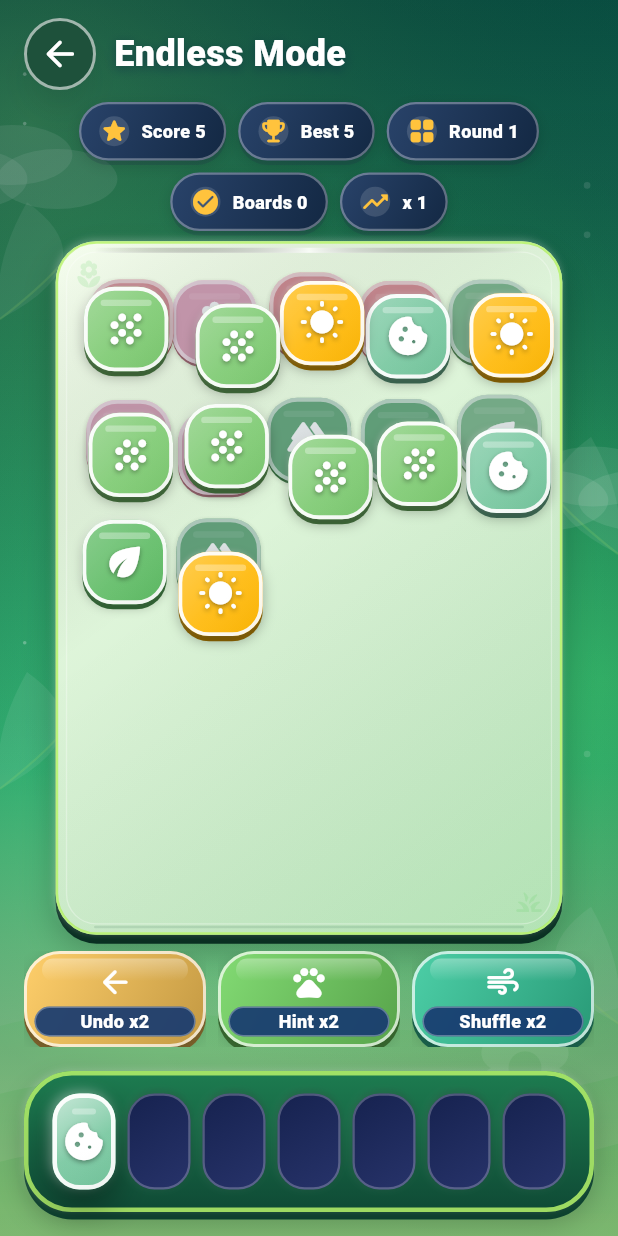
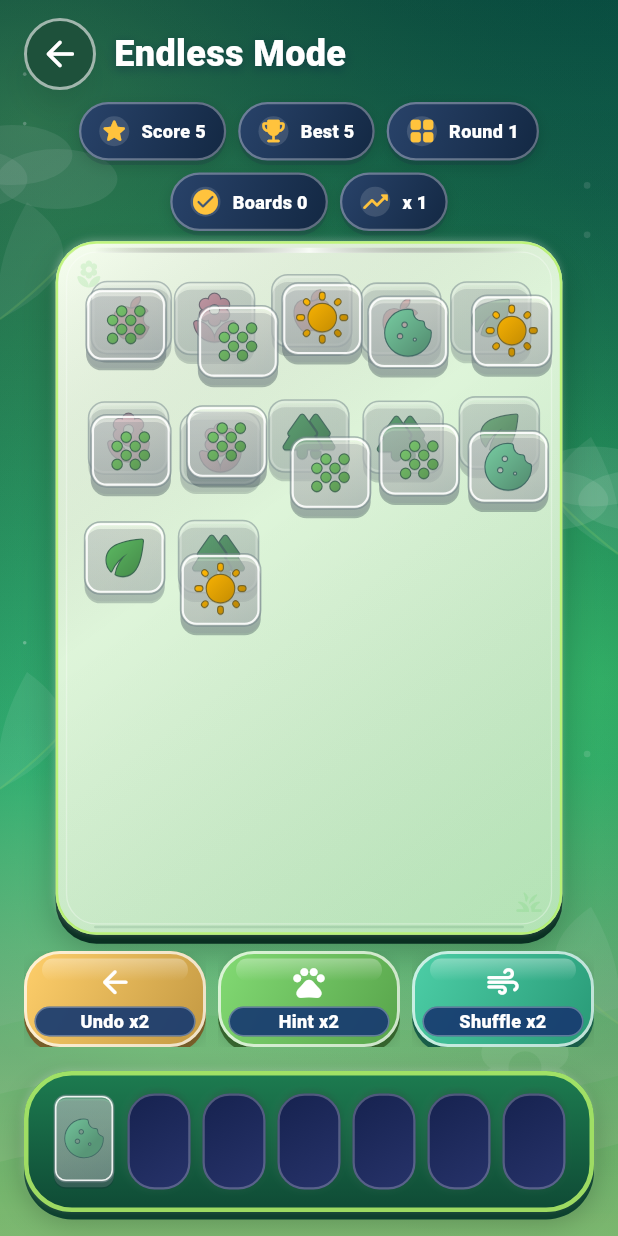
Before and after one commit to RagarRW-c/game, a Flutter app: the EndlessScreen screen opened by its route, after a tap on the "cookie" icon, on a phone screen of 412 x 824 dp. Run offline on Flutter 3.47's test engine with Material 3 defaults, Android fonts, the phone set to English and light mode, and no system bars; our stand-ins replace audioplayers, shared_preferences; accounts and stored records are empty.

Commit message:
Polish tile movement and redesign tile artwork

```diff
--- a/lib/presentation/widgets/game_tile.dart
+++ b/lib/presentation/widgets/game_tile.dart
@@ -3,6 +3,7 @@ import 'package:flutter/material.dart';
 import '../../core/tile_catalog.dart';
 import '../../domain/tile.dart';
 import '../theme/game_theme.dart';
+import 'tile_face.dart';
 
 class GameTileWidget extends StatefulWidget {
   const GameTileWidget({
@@ -62,19 +63,18 @@ class _GameTileWidgetState extends State<GameTileWidget> {
     final trayAppearance = widget.trayTile && !widget.preserveBoardAppearance;
     final blend = widget.trayAppearanceBlend?.clamp(0.0, 1.0) ??
         (trayAppearance ? 1.0 : 0.0);
-    double mix(double board, double tray) => board + (tray - board) * blend;
     final art = widget.catalog[widget.tile.type] ??
         const TileArt(Icons.help_rounded, GameColors.tileFallback);
-    final topLift =
-        widget.blocked ? 0.0 : widget.depth.clamp(0.0, 1.0).toDouble();
-    final shadowOpacity =
-        mix(widget.blocked ? .18 : .24 + topLift * .06, .22 + topLift * .18);
-    final blur = mix(widget.blocked ? 3 : 6 + topLift * 2, 10 + topLift * 9);
-    final yOffset = mix(widget.blocked ? 2 : 3 + topLift, 6 + topLift * 4);
-    final radius = BorderRadius.lerp(
-        GameRadius.largeRadius, GameRadius.mediumRadius, blend)!;
 
-    return GestureDetector(
+    return Semantics(
+      container: true,
+      label: art.label ?? widget.tile.type,
+      button: !widget.trayTile && widget.onTap != null,
+      enabled: widget.enabled && !widget.blocked,
+      hint: widget.blocked ? 'Covered tile' : null,
+      onTap: widget.enabled && !widget.blocked ? widget.onTap : null,
+      child: GestureDetector(
+        excludeFromSemantics: true,
         onTap: widget.enabled ? widget.onTap : null,
         onTapDown: (_) => _setPressed(true),
         onTapCancel: () => _setPressed(false),
@@ -96,113 +96,19 @@ class _GameTileWidgetState extends State<GameTileWidget> {
             ),
             duration: MediaQuery.disableAnimationsOf(context)
                 ? Duration.zero
-              : GameDurations.quick,
-          curve: Curves.easeOutBack,
+                : Duration(milliseconds: _pressed ? 70 : 110),
+            curve: Curves.easeOutCubic,
             builder: (context, scale, child) {
               return Transform.scale(
                   scale: scale, transformHitTests: false, child: child);
             },
-          child: Container(
-            foregroundDecoration: BoxDecoration(
-              color: widget.blocked
-                  ? GameColors.tileBlockedOverlay.withValues(alpha: 0.20)
-                  : null,
-              borderRadius: radius,
-              gradient: widget.blocked
-                  ? null
-                  : LinearGradient(
-                      begin: Alignment.topLeft,
-                      end: Alignment.bottomRight,
-                      colors: [
-                        Colors.white.withValues(
-                          alpha: mix((_pressed ? .30 : .12) + topLift * .04,
-                              .42 + topLift * .10),
-                        ),
-                        Colors.white.withValues(alpha: 0.02),
-                        Colors.black.withValues(alpha: 0.04),
-                      ],
-                      stops: const [0, 0.55, 1],
-                    ),
-            ),
-            decoration: BoxDecoration(
-              gradient: LinearGradient(
-                begin: Alignment.topLeft,
-                end: Alignment.bottomRight,
-                colors: [
-                  Color.lerp(
-                      art.color,
-                      widget.blocked ? GameColors.tileBlocked : Colors.white,
-                      widget.blocked ? 0.32 : 0.18)!,
-                  Color.lerp(
-                      art.color,
-                      widget.blocked ? GameColors.tileBlocked : art.color,
-                      widget.blocked ? 0.32 : 0)!,
-                ],
-              ),
-              borderRadius: radius,
-              border: Border.all(
-                color: widget.highlighted
-                    ? GameColors.tileHighlight
-                    : Colors.white
-                        .withValues(alpha: widget.blocked ? 0.60 : 0.94),
-                width: widget.highlighted ? 4 : 3,
-              ),
-              boxShadow: [
-                if (blend < 1)
-                  BoxShadow(
-                    color: Color.lerp(art.color, Colors.black, 0.42)!
-                        .withValues(alpha: 1 - blend),
-                    blurRadius: 0,
-                    offset: Offset(0, widget.blocked ? 2 : 4),
-                  ),
-                BoxShadow(
-                  color: widget.highlighted
-                      ? GameColors.tileHighlightGlow.withValues(alpha: 0.82)
-                      : Colors.black.withValues(alpha: shadowOpacity),
-                  blurRadius: widget.highlighted ? 26 : blur,
-                  spreadRadius: widget.highlighted ? 1.5 : 0,
-                  offset: Offset(0, yOffset),
-                ),
-                if (!widget.blocked)
-                  BoxShadow(
-                    color: Colors.white.withValues(alpha: mix(.18, .34)),
-                    blurRadius: mix(2, 6),
-                    offset: Offset(mix(-1, -2), mix(-1, -2)),
-                  ),
-              ],
-            ),
-            child: Stack(
-              children: [
-                Positioned(
-                  left: 10,
-                  right: 10,
-                  top: 7,
-                  height: mix(5, 4),
-                  child: DecoratedBox(
-                    decoration: BoxDecoration(
-                      color: Colors.white
-                          .withValues(alpha: widget.blocked ? 0.10 : 0.32),
-                      borderRadius: GameRadius.extraLargeRadius,
-                    ),
-                  ),
-                ),
-                Center(
-                  child: Icon(
-                    art.icon,
-                    color: Colors.white,
-                    size: mix(36, 30),
-                    shadows: widget.blocked
-                        ? null
-                        : const [
-                            Shadow(
-                              color: Colors.black38,
-                              blurRadius: 4,
-                              offset: Offset(0, 1.4),
-                            ),
-                          ],
-                  ),
-                ),
-              ],
+            child: TileFace(
+              art: art,
+              blocked: widget.blocked,
+              highlighted: widget.highlighted,
+              pressed: _pressed,
+              depth: widget.depth,
+              trayBlend: blend,
             ),
           ),
         ),
--- a/lib/presentation/widgets/tile_effects.dart
+++ b/lib/presentation/widgets/tile_effects.dart
@@ -24,7 +24,8 @@ class TileFlightSource {
 }
 
 class TileFlight {
-  static const duration = Duration(milliseconds: 280);
+  static const duration = Duration(milliseconds: 440);
+  static const pickup = .14;
   static const arrival = .78;
   const TileFlight(
       this.serial, this.source, this.target, this.slot, this.matched);
@@ -34,28 +35,33 @@ class TileFlight {
   final int slot;
   final bool matched;
 
-  double appearanceAt(double progress) =>
-      Curves.easeInOut.transform(((progress - .18) / .60).clamp(0.0, 1.0));
+  double appearanceAt(double progress) => travelAt(progress);
 
   double opacityAt(double progress) => matched && progress >= arrival ? 0 : 1;
+
+  /// A visible pickup precedes transport. Both phase boundaries have zero
+  /// velocity and acceleration; gameplay has already accepted the selection.
+  double travelAt(double progress) {
+    if (progress <= pickup) return 0;
+    if (progress >= arrival) return 1;
+    return _smootherStep((progress - pickup) / (arrival - pickup));
+  }
+
+  double liftAt(double progress) => progress <= pickup
+      ? _smootherStep((progress / pickup).clamp(0.0, 1.0))
+      : 1 - travelAt(progress);
 
   Rect rectAt(double progress) {
     if (progress <= 0) return source.rect;
     if (progress >= 1 || progress == arrival) return target;
-    // Slow lift, acceleration, then a zero-velocity arrival. The two travel
-    // segments share their velocity at the midpoint; landing owns the last 22%.
-    final t = progress <= .5
-        ? .5 * math.pow(progress / .5, 2.4).toDouble()
-        : progress < arrival
-            ? 1 - .5 * math.pow((arrival - progress) / .28, 1.344).toDouble()
-            : 1.0;
+    final t = travelAt(progress);
     final rect = Rect.lerp(source.rect, target, t)!;
     if (progress < arrival) {
-      final lift =
-          math.pow(math.sin(math.pi * progress / arrival), 2).toDouble();
+      final lift = liftAt(progress);
+      final arc = math.pow(math.sin(math.pi * t), 3).toDouble();
       return rect
-          .inflate(math.min(rect.width, rect.height) * lift * .15)
-          .shift(Offset(lift * (slot >= 3 ? -16 : 16), -lift * 18));
+          .inflate(math.min(rect.width, rect.height) * lift * .11)
+          .shift(Offset(arc * (slot >= 3 ? -8 : 8), -lift * 12));
     }
     final landing = (progress - arrival) / (1 - arrival);
     final compression = landing < .45
@@ -64,8 +70,8 @@ class TileFlight {
             .4;
     return Rect.fromCenter(
         center: target.center,
-        width: target.width * (1 + compression * .08),
-        height: target.height * (1 - compression * .12));
+        width: target.width * (1 + compression * .05),
+        height: target.height * (1 - compression * .075));
   }
 }
 
@@ -77,7 +83,9 @@ class MatchedTileSnapshot {
 }
 
 class TrayBurst {
-  static const duration = Duration(milliseconds: 500);
+  static const duration = Duration(milliseconds: 640);
+  static const compressionDuration = Duration(milliseconds: 70);
+  static const fadeDuration = Duration(milliseconds: 80);
   static const particlesPerSlot = 12;
   const TrayBurst(this.serial, this.rects, this.direction,
       {this.snapshots = const [], this.catalog = tileCatalog, this.incomingId});
@@ -95,19 +103,23 @@ class TrayBurst {
       : TileFlight.duration.inMicroseconds *
           TileFlight.arrival /
           duration.inMicroseconds;
-  double get release => reactionStart + .14;
-  double reactionAt(double p) => ((p - reactionStart) / .14).clamp(0.0, 1.0);
+  double get _compression =>
+      compressionDuration.inMicroseconds / duration.inMicroseconds;
+  double get _fade => fadeDuration.inMicroseconds / duration.inMicroseconds;
+  double get release => reactionStart + _compression;
+  double reactionAt(double p) =>
+      ((p - reactionStart) / _compression).clamp(0.0, 1.0);
   double particlesAt(double p) =>
       ((p - release) / (1 - release)).clamp(0.0, 1.0);
   double opacityAt(MatchedTileSnapshot face, double p) {
     if (face.tile.id == incomingId && p < reactionStart) return 0;
-    return 1 - ((p - release) / .16).clamp(0.0, 1.0);
+    return 1 - _smoothStep(((p - release) / _fade).clamp(0.0, 1.0));
   }
 
   Rect rectAt(MatchedTileSnapshot face, double p) {
     if (p <= reactionStart) return face.rect;
-    final squeeze = math.sin(math.pi * reactionAt(p) / 2);
-    final clearing = ((p - release) / .16).clamp(0.0, 1.0);
+    final squeeze = _smoothStep(reactionAt(p));
+    final clearing = _smoothStep(((p - release) / _fade).clamp(0.0, 1.0));
     final scale = 1 - clearing * .24;
     return Rect.fromCenter(
         center: face.rect.center,
@@ -115,6 +127,9 @@ class TrayBurst {
         height: face.rect.height * (1 - squeeze * .13) * scale);
   }
 }
+
+double _smoothStep(double t) => t * t * (3 - 2 * t);
+double _smootherStep(double t) => t * t * t * (10 + t * (-15 + 6 * t));
 
 /// Presentation only: no engine reference, rewards, asynchronous work or timers.
 /// Eviction/cancellation reveals the canonical tray immediately.
@@ -451,22 +466,21 @@ class FlightAccentPainter extends CustomPainter {
           rect,
           Paint()
             ..color =
-                const Color(0xFFFFDF80).withValues(alpha: strength * .13 / i)
+                const Color(0xFFFFF4DA).withValues(alpha: strength * .06 / i)
             ..style = PaintingStyle.fill);
       canvas.drawRRect(
           rect,
           Paint()
-            ..color = Colors.white.withValues(alpha: strength * .28 / i)
+            ..color = Colors.white.withValues(alpha: strength * .12 / i)
             ..style = PaintingStyle.stroke
             ..strokeWidth = 2);
     }
     final halo = RRect.fromRectAndRadius(
         flight.rectAt(progress).inflate(1.5), const Radius.circular(13));
-    // Dark edge reads on bright worlds; gold and white read on dark worlds.
+    // Let the ivory face and its shadow read first, rather than a neon frame.
     for (final stroke in [
-      (7.0, const Color(0xFF17304E), .45),
-      (4.0, const Color(0xFFFFD66B), .75),
-      (1.6, Colors.white, .95)
+      (3.0, const Color(0xFF17304E), .16),
+      (1.2, Colors.white, .50)
     ]) {
       canvas.drawRRect(
           halo,
@@ -484,12 +498,12 @@ class FlightAccentPainter extends CustomPainter {
       canvas.drawRRect(
           ring,
           Paint()
-            ..color = const Color(0xFFFFDF80).withValues(alpha: pulse * .8)
+            ..color = const Color(0xFFFFF4DA).withValues(alpha: pulse * .5)
             ..style = PaintingStyle.stroke
-            ..strokeWidth = 3);
+            ..strokeWidth = 1.8);
       canvas.drawRRect(
           RRect.fromRectAndRadius(flight.target, const Radius.circular(12)),
-          Paint()..color = Colors.white.withValues(alpha: pulse * .35));
+          Paint()..color = Colors.white.withValues(alpha: pulse * .18));
     }
   }
 
--- /dev/null
+++ b/lib/presentation/widgets/tile_face.dart
@@ -0,0 +1,193 @@
+import 'dart:math' as math;
+
+import 'package:flutter/material.dart';
+
+import '../../core/tile_catalog.dart';
+import '../theme/game_theme.dart';
+
+/// Shared by board tiles, flight copies and tray snapshots. All artwork stays
+/// inside the measured face, so changing its styling cannot change hit geometry.
+class TileFace extends StatelessWidget {
+  const TileFace({
+    super.key,
+    required this.art,
+    required this.blocked,
+    required this.highlighted,
+    required this.pressed,
+    required this.depth,
+    required this.trayBlend,
+  });
+
+  final TileArt art;
+  final bool blocked;
+  final bool highlighted;
+  final bool pressed;
+  final double depth;
+  final double trayBlend;
+
+  @override
+  Widget build(BuildContext context) => CustomPaint(
+        painter: TileFacePainter(
+            blocked: blocked,
+            highlighted: highlighted,
+            pressed: pressed,
+            depth: depth,
+            trayBlend: trayBlend),
+        child: LayoutBuilder(builder: (context, constraints) {
+          final size = constraints.biggest;
+          final face = TileFacePainter.faceRect(size);
+          final symbolSize = math.min(face.width, face.height) * .76;
+          return Stack(children: [
+            Positioned.fromRect(
+                rect: Rect.fromCenter(
+                    center: face.center, width: symbolSize, height: symbolSize),
+                child: TileSymbol(art: art, blocked: blocked)),
+          ]);
+        }),
+      );
+}
+
+/// Ivory ceramic cap, a grey lower bevel and a fine recessed outline. No
+/// image assets, blur filters, clipping layers or per-tile controllers.
+class TileFacePainter extends CustomPainter {
+  const TileFacePainter({
+    required this.blocked,
+    required this.highlighted,
+    required this.pressed,
+    required this.depth,
+    required this.trayBlend,
+  });
+
+  final bool blocked;
+  final bool highlighted;
+  final bool pressed;
+  final double depth;
+  final double trayBlend;
+
+  static Rect faceRect(Size size) {
+    final unit = math.min(size.width, size.height);
+    return Rect.fromLTRB(unit * .025, unit * .025, size.width - unit * .025,
+        size.height - unit * .12);
+  }
+
+  @override
+  void paint(Canvas canvas, Size size) {
+    if (size.isEmpty) return;
+    final unit = math.min(size.width, size.height);
+    final face = faceRect(size);
+    final radius = Radius.circular(unit * .19);
+    final cap = RRect.fromRectAndRadius(face, radius);
+    final body = RRect.fromRectAndRadius(
+        Rect.fromLTRB(face.left, face.top + unit * .06, face.right,
+            size.height - unit * .035),
+        radius);
+    final pen = Paint();
+    // A tight contact shadow reads as physical thickness even on tiny slots.
+    canvas.drawRRect(
+        body.shift(Offset(0, unit * .025)),
+        pen
+          ..color = const Color(0xFF182A36).withValues(
+              alpha: .23 + depth.clamp(0.0, 1.0) * .08 - trayBlend * .03));
+    canvas.drawRRect(
+        body,
+        pen
+          ..shader = const LinearGradient(
+            begin: Alignment.topCenter,
+            end: Alignment.bottomCenter,
+            colors: [Color(0xFFD6D9D4), Color(0xFF8C979B)],
+          ).createShader(body.outerRect));
+    canvas.drawRRect(
+        cap,
+        pen
+          ..shader = LinearGradient(
+            begin: Alignment.topLeft,
+            end: Alignment.bottomRight,
+            colors: blocked
+                ? const [Color(0xFFCDD5D4), Color(0xFFA2B1B2)]
+                : [
+                    Colors.white,
+                    pressed ? const Color(0xFFFFE9B6) : const Color(0xFFFFFCF2),
+                    const Color(0xFFE0E4E1),
+                  ],
+            stops: blocked ? null : const [0, .52, 1],
+          ).createShader(face));
+    pen
+      ..shader = null
+      ..style = PaintingStyle.stroke
+      ..strokeWidth = unit * (highlighted ? .045 : .018)
+      ..color = highlighted
+          ? GameColors.tileHighlight
+          : const Color(0xFF6F8088).withValues(alpha: .55);
+    canvas.drawRRect(cap, pen);
+    canvas.drawRRect(
+        cap.deflate(unit * .027),
+        pen
+          ..strokeWidth = unit * .024
+          ..color = Colors.white.withValues(alpha: blocked ? .25 : .88));
+  }
+
+  @override
+  bool shouldRepaint(TileFacePainter old) =>
+      blocked != old.blocked ||
+      highlighted != old.highlighted ||
+      pressed != old.pressed ||
+      depth != old.depth ||
+      trayBlend != old.trayBlend;
+}
+
+/// Original theme glyphs rendered as coloured, outlined enamel emblems. Text
+/// here is an icon-font shape, not a label; GameTileWidget owns accessible names.
+class TileSymbol extends StatelessWidget {
+  const TileSymbol({super.key, required this.art, required this.blocked});
+  final TileArt art;
+  final bool blocked;
+
+  @override
+  Widget build(BuildContext context) => ExcludeSemantics(
+        child: LayoutBuilder(builder: (context, constraints) {
+          final side = math.min(constraints.maxWidth, constraints.maxHeight);
+          final color = blocked
+              ? Color.lerp(art.color, const Color(0xFF657D83), .45)!
+              : art.color;
+          final outline = Color.lerp(color, const Color(0xFF243644), .62)!;
+          final style = TextStyle(
+              fontFamily: art.icon.fontFamily,
+              package: art.icon.fontPackage,
+              fontSize: side,
+              height: 1,
+              fontWeight: FontWeight.normal);
+          Widget glyph(Paint paint, {List<Shadow>? shadows}) => Text(
+                String.fromCharCode(art.icon.codePoint),
+                textDirection: TextDirection.ltr,
+                textScaler: TextScaler.noScaling,
+                style: style.copyWith(foreground: paint, shadows: shadows),
+              );
+          return FittedBox(
+            child: Stack(children: [
+              glyph(
+                  Paint()
+                    ..color = outline
+                    ..style = PaintingStyle.stroke
+                    ..strokeJoin = StrokeJoin.round
+                    ..strokeWidth = side * .045,
+                  shadows: [
+                    Shadow(
+                        color: outline.withValues(alpha: .3),
+                        offset: Offset(0, side * .035)),
+                  ]),
+              glyph(Paint()
+                ..shader = LinearGradient(
+                  begin: Alignment.topLeft,
+                  end: Alignment.bottomRight,
+                  colors: [
+                    Color.lerp(color, Colors.white, .30)!,
+                    color,
+                    Color.lerp(color, Colors.black, .24)!,
+                  ],
+                  stops: const [0, .38, 1],
+                ).createShader(Rect.fromLTWH(0, 0, side, side))),
+            ]),
+          );
+        }),
+      );
+}
```
Also changed, not shown: 12 other files. Lines whose indentation alone changed are shown as unchanged.
